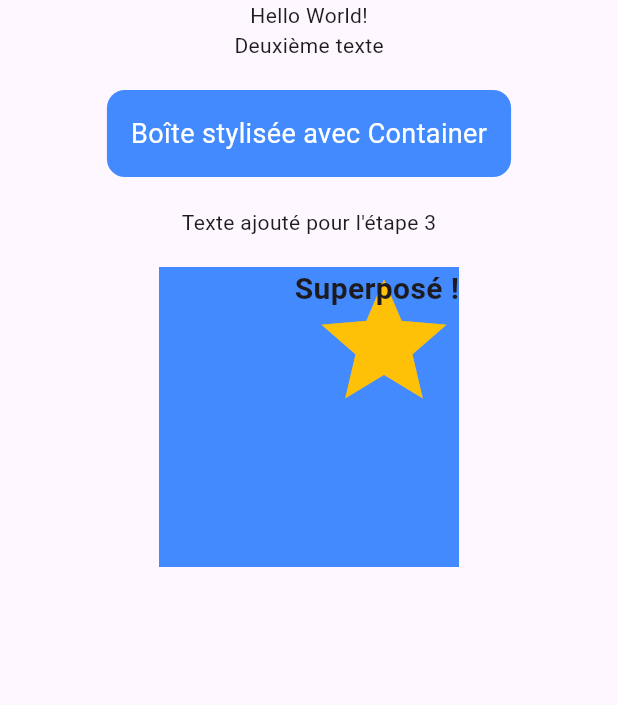
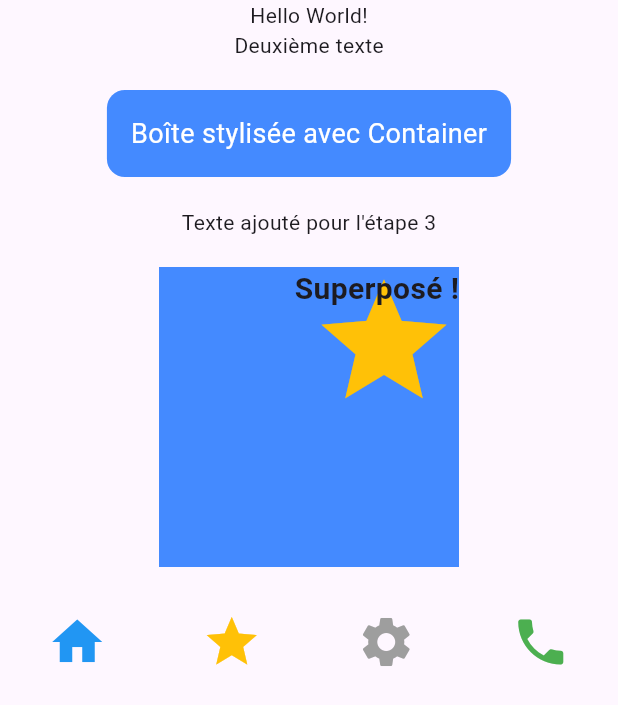
Before and after one commit to hanichou/flutter_app_widgets_base, a Flutter app: the screen it shows after launch, on a phone screen of 412 x 824 dp. Shown: the top 705 px of the screen. Run offline on Flutter 3.47's test engine with Material 3 defaults, Android fonts, the phone set to English and light mode, and no system bars.

Commit message:
Étape 5 : ajout de la Row avec icônes

```diff
--- a/lib/main.dart
+++ b/lib/main.dart
@@ -35,25 +35,20 @@ class MainApp extends StatelessWidget {
 
               SizedBox(height: 20),
 
-              // ÉTAPE 4 : STACK
+              // Étape 4 : Stack
               Stack(
-                alignment: Alignment.topRight, // modifié comme demandé
+                alignment: Alignment.topRight,
                 children: [
-                  // Carré de fond
                   Container(
                     width: 200,
                     height: 200,
                     color: Colors.blueAccent,
                   ),
-
-                  // Icône superposée
                   Icon(
                     Icons.star,
                     size: 100,
                     color: Colors.amber,
                   ),
-
-                  // Texte superposé
                   Text(
                     "Superposé !",
                     style: TextStyle(
@@ -63,6 +58,22 @@ class MainApp extends StatelessWidget {
                   ),
                 ],
               ),
+
+              SizedBox(height: 30),
+
+              // ÉTAPE 5 : Row avec icônes
+              Row(
+                mainAxisAlignment: MainAxisAlignment.spaceAround, // modifié
+                crossAxisAlignment: CrossAxisAlignment.center,
+                children: [
+                  Icon(Icons.home, color: Colors.blue, size: 40),
+                  Icon(Icons.star, color: Colors.amber, size: 40),
+                  Icon(Icons.settings, color: Colors.grey, size: 40),
+
+                  // 4ᵉ icône ajoutée
+                  Icon(Icons.phone, color: Colors.green, size: 40),
+                ],
+              ),
             ],
           ),
         ),
```
